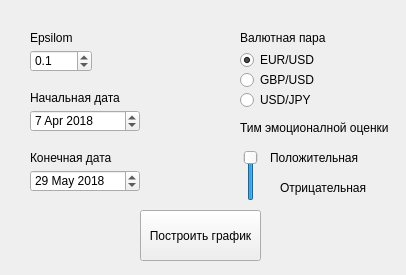
Old version of the form gui_forms/emotional_graph.ui in the repository TOXMEH/Emotional-Peak-Analyzer.
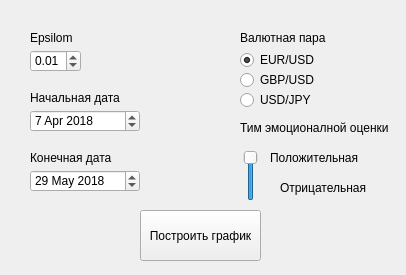
New version of the form.

```diff
--- a/gui_forms/emotional_graph.ui
+++ b/gui_forms/emotional_graph.ui
@@ -52,28 +52,6 @@
                 <string>Конечная дата</string>
             </property>
         </widget>
-        <widget class="QDoubleSpinBox" name="doubleSpinBox">
-            <property name="geometry">
-                <rect>
-                    <x>30</x>
-                    <y>50</y>
-                    <width>62</width>
-                    <height>22</height>
-                </rect>
-            </property>
-            <property name="decimals">
-                <number>1</number>
-            </property>
-            <property name="maximum">
-                <double>1.000000000000000</double>
-            </property>
-            <property name="singleStep">
-                <double>0.100000000000000</double>
-            </property>
-            <property name="value">
-                <double>0.100000000000000</double>
-            </property>
-        </widget>
         <widget class="QDateEdit" name="dateEdit">
             <property name="geometry">
                 <rect>
@@ -237,6 +215,28 @@
                 <string>Отрицательная</string>
             </property>
         </widget>
+  <widget class="QDoubleSpinBox" name="doubleSpinBox">
+   <property name="geometry">
+    <rect>
+     <x>30</x>
+     <y>50</y>
+     <width>51</width>
+     <height>22</height>
+    </rect>
+   </property>
+   <property name="decimals">
+    <number>2</number>
+   </property>
+   <property name="maximum">
+    <double>10.000000000000000</double>
+   </property>
+   <property name="singleStep">
+    <double>0.010000000000000</double>
+   </property>
+   <property name="value">
+    <double>0.010000000000000</double>
+   </property>
+  </widget>
     </widget>
     <resources/>
     <connections/>
```
Lines whose indentation alone changed are shown as unchanged.
